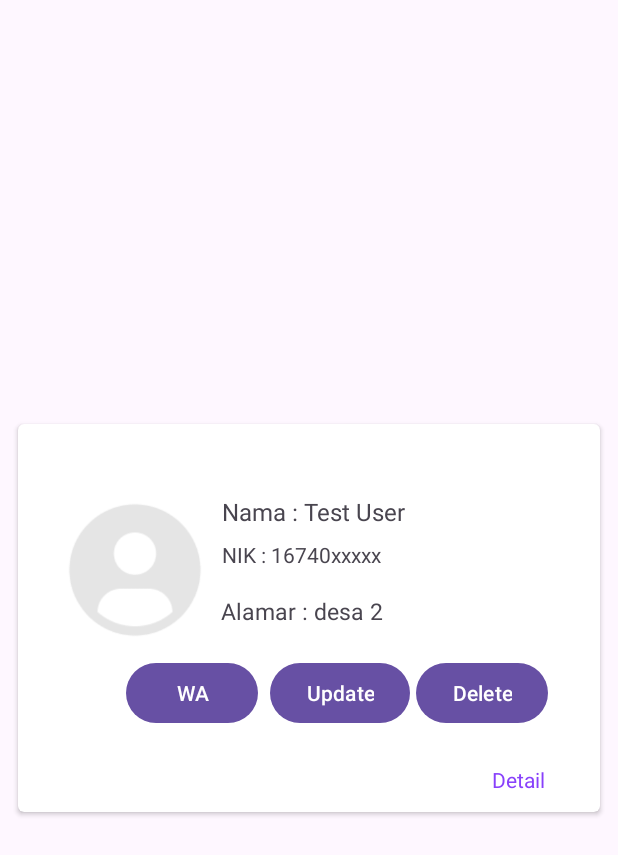
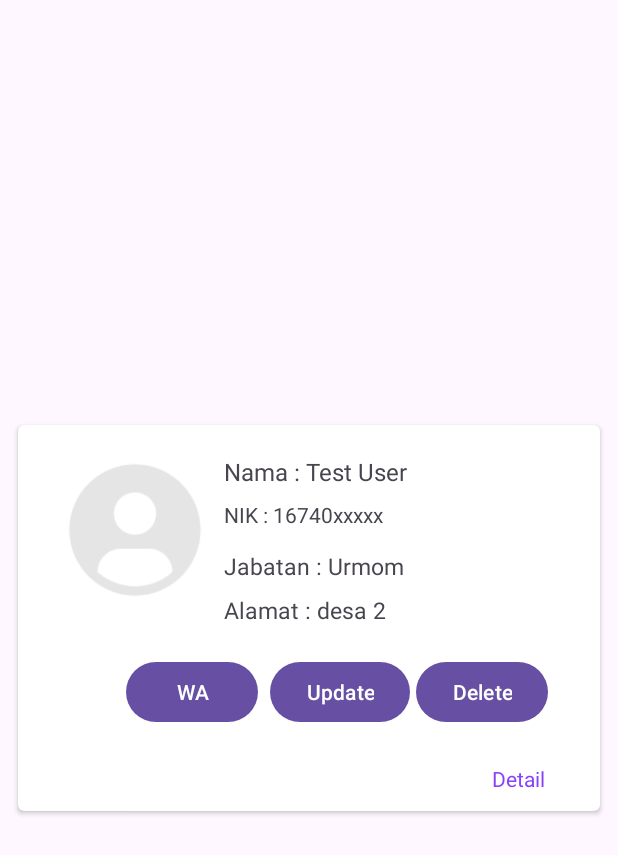
Before and after one commit to FATx64/ekohort-android, an Android app: the layout item_ibu.xml on its own in the app's theme, with its tools: preview values and no code run, on a phone screen of 412 x 824 dp. Shown: the top 855 px of the screen. Run offline under Robolectric (Android 15) with nearby library versions, the light colour scheme and no system bars.

Commit message:
refactor: Make item reusable
I don't want to deal with XML pain no more :)

```diff
--- a/app/build.gradle.kts
+++ b/app/build.gradle.kts
@@ -48,7 +48,7 @@ dependencies {
 
     //firebase
     implementation(platform("com.google.firebase:firebase-bom:32.3.1"))
-    implementation("com.google.firebase:firebase-auth-ktx:22.3.1")
+    implementation("com.google.firebase:firebase-auth-ktx")
     implementation("com.google.android.gms:play-services-auth:20.7.0")
     implementation("com.google.firebase:firebase-firestore-ktx")
 
--- a/app/src/main/res/layout/item_ibu.xml
+++ b/app/src/main/res/layout/item_ibu.xml
@@ -25,24 +25,25 @@
             android:layout_marginTop="8dp"
             android:layout_marginBottom="8dp"
             android:contentDescription="@string/photo_of_blog"
-            app:layout_constraintBottom_toBottomOf="parent"
             app:layout_constraintStart_toStartOf="parent"
             app:layout_constraintTop_toTopOf="parent"
-            app:layout_constraintVertical_bias="0.232"
             tools:src="@drawable/avatar_circle" />
+
+        <LinearLayout
+            app:layout_constraintTop_toTopOf="@id/photoImageView"
+            app:layout_constraintStart_toEndOf="@id/photoImageView"
+            app:layout_constraintEnd_toEndOf="parent"
+            android:layout_marginHorizontal="8dp"
+            android:layout_width="wrap_content"
+            android:layout_height="wrap_content"
+            android:orientation="vertical"
+            android:id="@+id/data">
 
             <TextView
                 android:id="@+id/tvName"
                 android:layout_width="wrap_content"
                 android:layout_height="wrap_content"
-            android:layout_marginStart="8dp"
-            android:layout_marginEnd="8dp"
-            android:layout_toEndOf="@id/photoImageView"
                 android:textSize="16sp"
-            app:layout_constraintEnd_toEndOf="parent"
-            app:layout_constraintHorizontal_bias="0.0"
-            app:layout_constraintStart_toEndOf="@id/photoImageView"
-            app:layout_constraintTop_toTopOf="@id/photoImageView"
                 tools:text="Nama : Test User" />
 
             <TextView
@@ -51,30 +52,28 @@
                 android:layout_height="25dp"
                 android:layout_marginTop="8dp"
                 android:ellipsize="end"
-            app:layout_constraintBottom_toBottomOf="@id/photoImageView"
-            app:layout_constraintEnd_toEndOf="@+id/tvName"
-            app:layout_constraintHorizontal_bias="0.0"
-            app:layout_constraintStart_toStartOf="@+id/tvName"
-            app:layout_constraintTop_toBottomOf="@+id/tvName"
-            app:layout_constraintVertical_bias="0.0"
                 tools:text="NIK : 16740xxxxx" />
 
-
             <TextView
-            android:id="@+id/tvAlamat"
+                android:id="@+id/tvAdditional1"
                 android:layout_width="wrap_content"
                 android:layout_height="wrap_content"
-            android:layout_marginBottom="84dp"
+                android:layout_marginTop="8dp"
                 android:ellipsize="end"
                 android:maxLines="5"
                 android:textSize="15sp"
-            app:layout_constraintBottom_toBottomOf="parent"
-            app:layout_constraintEnd_toEndOf="parent"
-            app:layout_constraintHorizontal_bias="0.048"
-            app:layout_constraintStart_toEndOf="@+id/photoImageView"
-            app:layout_constraintTop_toBottomOf="@+id/tvNIK"
-            app:layout_constraintVertical_bias="0.29"
-            tools:text="Alamar : desa 2" />
+                tools:text="Jabatan : Urmom" />
+
+            <TextView
+                android:id="@+id/tvAdditional2"
+                android:layout_width="wrap_content"
+                android:layout_height="wrap_content"
+                android:layout_marginTop="8dp"
+                android:ellipsize="end"
+                android:maxLines="5"
+                android:textSize="15sp"
+                tools:text="Alamat : desa 2" />
+        </LinearLayout>
 
         <Button
             android:id="@+id/btn_wa"
@@ -84,7 +83,7 @@
             android:layout_marginTop="20dp"
             android:text="@string/wa"
             app:layout_constraintStart_toStartOf="parent"
-            app:layout_constraintTop_toBottomOf="@+id/tvAlamat" />
+            app:layout_constraintTop_toBottomOf="@+id/data" />
 
         <Button
             android:id="@+id/btn_update"
@@ -94,7 +93,7 @@
             android:layout_marginTop="20dp"
             android:text="@string/update"
             app:layout_constraintStart_toEndOf="@+id/btn_wa"
-            app:layout_constraintTop_toBottomOf="@+id/tvAlamat" />
+            app:layout_constraintTop_toBottomOf="@+id/data" />
 
         <Button
             android:id="@+id/btn_delete"
@@ -106,7 +105,7 @@
             app:layout_constraintEnd_toEndOf="parent"
             app:layout_constraintHorizontal_bias="0.0"
             app:layout_constraintStart_toEndOf="@+id/btn_update"
-            app:layout_constraintTop_toBottomOf="@+id/tvAlamat" />
+            app:layout_constraintTop_toBottomOf="@+id/data" />
 
         <TextView
             android:layout_width="wrap_content"
```
Also changed, not shown: app/src/main/java/com/example/ekohort_android/domain/base/model/AdapterModel.kt (added, +7 -0 lines), app/src/main/java/com/example/ekohort_android/domain/ibu/model/Ibu.kt (+12 -1 lines), app/src/main/java/com/example/ekohort_android/presentation/ibu/ListIbuAdapter.kt (added, +30 -0 lines). Lines whose indentation alone changed are shown as unchanged.
